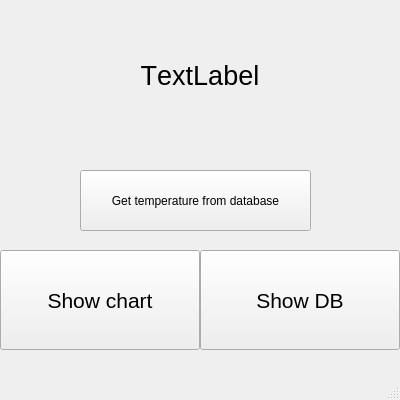
This is mainwindow.ui in AndrewAbramow/Q5-temperature-controller as Qt 5 draws it before an edit. The edited form follows.
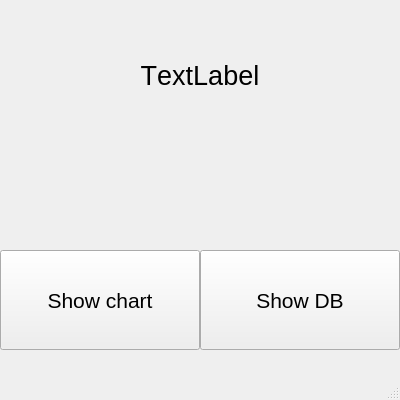
This is the edited form.

Commit message: png output from graph & csv output from database added

The edit to the form file:
```diff
--- a/mainwindow.ui
+++ b/mainwindow.ui
@@ -85,19 +85,6 @@
      <string>Show chart</string>
     </property>
    </widget>
-   <widget class="QPushButton" name="pushButton">
-    <property name="geometry">
-     <rect>
-      <x>80</x>
-      <y>170</y>
-      <width>231</width>
-      <height>61</height>
-     </rect>
-    </property>
-    <property name="text">
-     <string>Get temperature from database</string>
-    </property>
-   </widget>
   </widget>
   <widget class="QMenuBar" name="menubar">
    <property name="geometry">
```
The commit also changes 9 other files.
